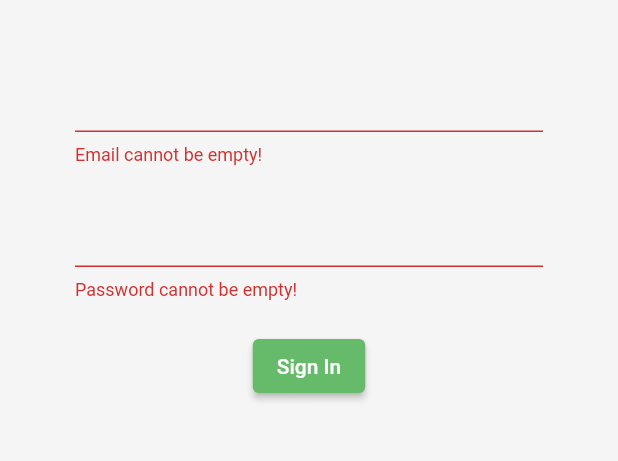
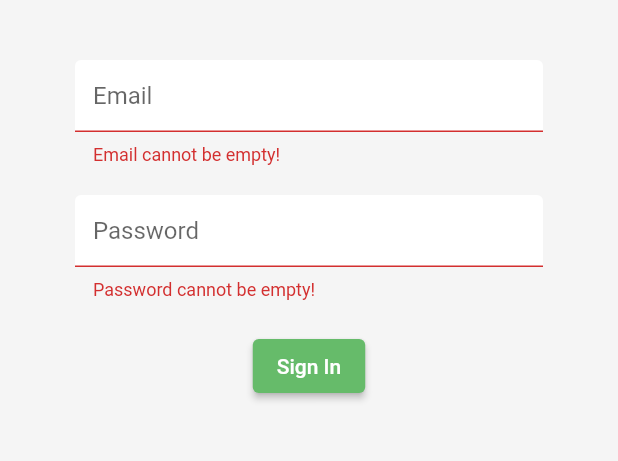
Before and after one commit to AseelAborokn/lab_manager_app, a Flutter app: the screen it shows after launch, after a tap on "Sign In", on a phone screen of 412 x 824 dp, the part 84-545 px from its top. Run offline on Flutter 3.47's test engine with Material 2 defaults, Android fonts, the phone set to English and light mode, and no system bars; our stand-ins replace firebase_auth, firebase_core, flutter_spinkit; accounts and stored records are empty.

Commit message:
Adding loading spinner and shared constant file

```diff
--- a/lib/screens/authenticate/sign_in.dart
+++ b/lib/screens/authenticate/sign_in.dart
@@ -1,5 +1,8 @@
 import 'package:flutter/material.dart';
 import 'package:lab_manager/services/auth.dart';
+import 'package:lab_manager/shared/loading_spinner.dart';
+
+import '../../shared/constants.dart';
 
 class SignIn extends StatefulWidget {
   const SignIn({
@@ -22,10 +25,11 @@ class _SignInState extends State<SignIn> {
   String email = "";
   String password = "";
   String error = "";
+  bool loading = false;
 
   @override
   Widget build(BuildContext context) {
-    return Scaffold(
+    return (loading) ? const LoadingSpinner() : Scaffold(
       backgroundColor: Colors.grey[100],
       appBar: AppBar(
         backgroundColor: Colors.green[500],
@@ -46,26 +50,13 @@ class _SignInState extends State<SignIn> {
       ),
       body: Container(
         padding: const EdgeInsets.symmetric(vertical: 20.0, horizontal: 50.0),
-        // signInAnonymously
-        // child: ElevatedButton(
-        //   child: const Text('Sign In Anonymously'),
-        //   onPressed: () async {
-        //     dynamic user = await _authService.signInAnonymously();
-        //
-        //     if (user == null) {
-        //       print("Failed Signing In");
-        //     } else {
-        //       print("Signed In Successfully");
-        //       print("userUID = " + user.uid);
-        //     }
-        //   },
-        // ),
         child: Form(
           key: _formKey,
           child: Column(
             children: <Widget>[
               const SizedBox(height: 20.0,),
               TextFormField(
+                decoration: getInputDecoration('Email'),
                 validator: (val) => (val!.isEmpty) ? "Email cannot be empty!" : null,
                 onChanged: (val) {
                   setState(() => email = val);
@@ -73,6 +64,7 @@ class _SignInState extends State<SignIn> {
               ),
               const SizedBox(height: 20.0,),
               TextFormField(
+                decoration: getInputDecoration('Password'),
                 validator: (val) => (val!.isEmpty) ? "Password cannot be empty!" : null,
                 obscureText: true,
                 onChanged: (val) {
@@ -81,22 +73,24 @@ class _SignInState extends State<SignIn> {
               ),
               const SizedBox(height: 20.0,),
               ElevatedButton(
-                style: ElevatedButton.styleFrom(
-                  primary: Colors.green[400],
-                ),
-                onPressed: () async {
-                  // Sign Up the user to firebase with email and password
-                  if (_formKey.currentState!.validate()) {
-                    dynamic result = await _authService.signInWithEmailAndPassword(email, password);
-                    if (result == null) {
-                      setState(() => error = "Sorry, Invalid Credentials!");
-                    }
-                  }
-                },
                 child: const Text(
                   'Sign In',
                   style: TextStyle(color: Colors.white),
                 ),
+                style: ElevatedButton.styleFrom(primary: Colors.green[400]),
+                onPressed: () async {
+                  // Sign Up the user to firebase with email and password
+                  if (_formKey.currentState!.validate()) {
+                    setState(() => loading = true);
+                    dynamic result = await _authService.signInWithEmailAndPassword(email, password);
+                    if (result == null) {
+                      setState(() {
+                        error = "Sorry, Invalid Credentials!";
+                        loading = false;
+                      });
+                    }
+                  }
+                },
               ),
               SizedBox(height: 12.0,),
               Text(
--- /dev/null
+++ b/lib/shared/constants.dart
@@ -0,0 +1,13 @@
+import 'package:flutter/material.dart';
+
+getInputDecoration(String hintText) => InputDecoration(
+  hintText: hintText,
+  fillColor: Colors.white,
+  filled: true,
+  enabledBorder: const OutlineInputBorder(
+    borderSide: BorderSide(color: Colors.white, width: 2.0)
+  ),
+  focusedBorder: const OutlineInputBorder(
+    borderSide: BorderSide(color: Colors.grey, width: 2.0)
+  ),
+);
--- a/pubspec.yaml
+++ b/pubspec.yaml
@@ -39,6 +39,7 @@ dependencies:
   cloud_firestore: ^3.1.13
   cloud_firestore_web: ^2.6.13
   provider: ^6.0.2
+  flutter_spinkit: ^5.1.0
 
 dev_dependencies:
   flutter_test:
```
Also changed, not shown: lib/screens/authenticate/register.dart (+12 -15 lines), lib/shared/loading_spinner.dart (added, +19 -0 lines), pubspec.lock.
